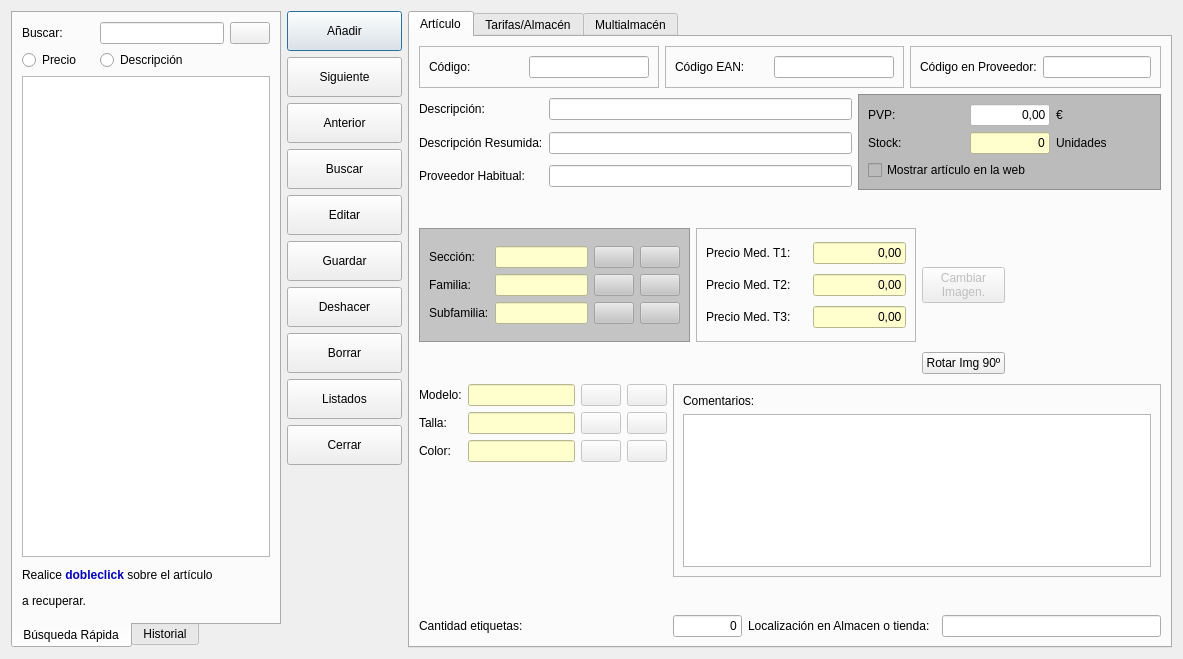
Qt form frmarticulos.ui (arcnexus/RedFoX) before a commit.
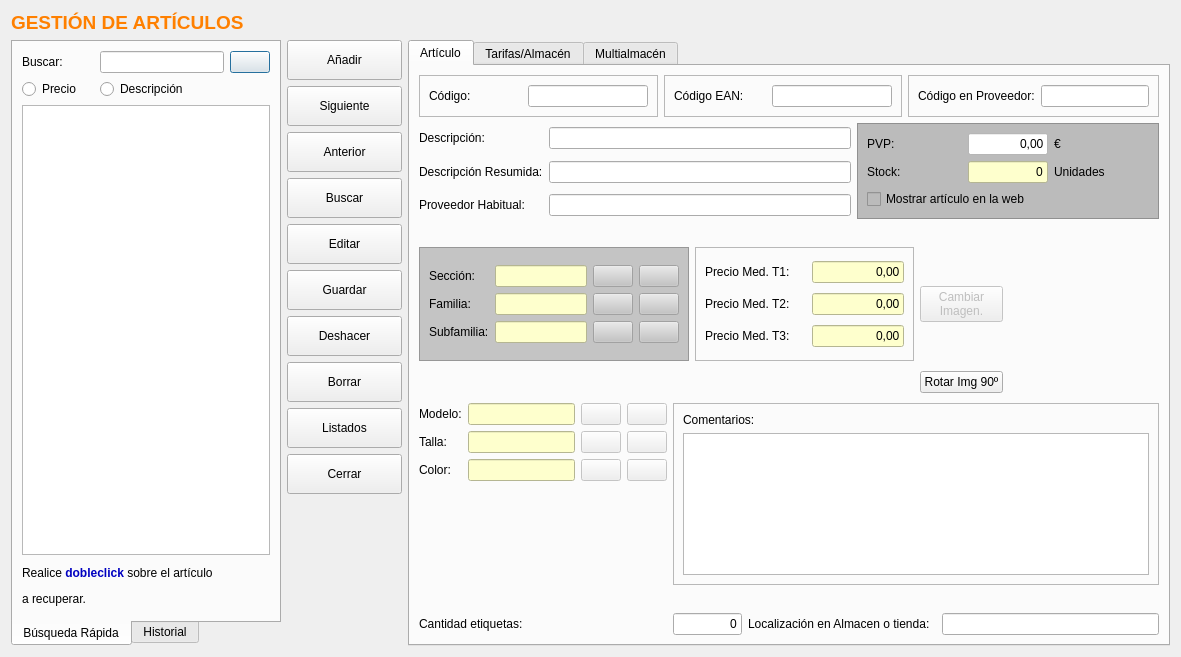
The same form after that commit. Icons and pictures are not drawn.

What changed in the file:
```diff
--- a/frmarticulos.ui
+++ b/frmarticulos.ui
@@ -6,15 +6,118 @@
    <rect>
     <x>0</x>
     <y>0</y>
-    <width>1183</width>
-    <height>659</height>
+    <width>1181</width>
+    <height>657</height>
    </rect>
   </property>
   <property name="windowTitle">
    <string>Gestión de Artículos</string>
   </property>
   <layout class="QGridLayout" name="gridLayout_15">
+   <item row="1" column="0">
+    <widget class="QTabWidget" name="tabWidget">
+     <property name="minimumSize">
+      <size>
+       <width>270</width>
+       <height>0</height>
+      </size>
+     </property>
+     <property name="maximumSize">
+      <size>
+       <width>270</width>
+       <height>16777215</height>
+      </size>
+     </property>
+     <property name="tabPosition">
+      <enum>QTabWidget::South</enum>
+     </property>
+     <property name="currentIndex">
+      <number>0</number>
+     </property>
+     <widget class="QWidget" name="tab">
+      <attribute name="icon">
+       <iconset resource="terra.qrc">
+        <normaloff>:/Icons/PNG/search.png</normaloff>:/Icons/PNG/search.png</iconset>
+      </attribute>
+      <attribute name="title">
+       <string>Búsqueda Rápida</string>
+      </attribute>
+      <layout class="QGridLayout" name="gridLayout_19">
+       <item row="0" column="0">
+        <widget class="QLabel" name="label">
+         <property name="text">
+          <string>Buscar:</string>
+         </property>
+        </widget>
+       </item>
+       <item row="2" column="0" colspan="3">
+        <widget class="QTableView" name="TablaBuscarArt"/>
+       </item>
+       <item row="1" column="0">
+        <widget class="QRadioButton" name="radPrecio">
+         <property name="minimumSize">
+          <size>
+           <width>72</width>
+           <height>0</height>
+          </size>
+         </property>
+         <property name="text">
+          <string>Precio</string>
+         </property>
+        </widget>
+       </item>
+       <item row="0" column="2">
+        <widget class="QPushButton" name="botBuscarArtRapido">
+         <property name="icon">
+          <iconset resource="terra.qrc">
+           <normaloff>:/Icons/PNG/search.png</normaloff>:/Icons/PNG/search.png</iconset>
+         </property>
+        </widget>
+       </item>
    <item row="0" column="1">
+        <widget class="QLineEdit" name="txtBuscarArticulo"/>
+       </item>
+       <item row="1" column="1">
+        <widget class="QRadioButton" name="radDescripcion">
+         <property name="minimumSize">
+          <size>
+           <width>100</width>
+           <height>0</height>
+          </size>
+         </property>
+         <property name="text">
+          <string>Descripción</string>
+         </property>
+        </widget>
+       </item>
+       <item row="3" column="0" colspan="2">
+        <widget class="QLabel" name="lblMensajeRecuperar">
+         <property name="minimumSize">
+          <size>
+           <width>250</width>
+           <height>50</height>
+          </size>
+         </property>
+         <property name="text">
+          <string>&lt;html&gt;&lt;head/&gt;&lt;body&gt;&lt;p&gt;Realice&lt;span style=&quot; font-weight:600; color:#0000c0;&quot;&gt; dobleclick&lt;/span&gt; sobre el artículo&lt;/p&gt;&lt;p&gt;a recuperar.&lt;/p&gt;&lt;/body&gt;&lt;/html&gt;</string>
+         </property>
+        </widget>
+       </item>
+      </layout>
+     </widget>
+     <widget class="QWidget" name="tab_2">
+      <attribute name="title">
+       <string>Historial</string>
+      </attribute>
+      <layout class="QVBoxLayout" name="verticalLayout_2">
+       <item>
+        <widget class="QTableView" name="tableView"/>
+       </item>
+      </layout>
+     </widget>
+    </widget>
+   </item>
+   <item row="1" column="1">
     <layout class="QVBoxLayout" name="verticalLayout">
      <item>
       <widget class="QPushButton" name="botAnadir">
@@ -255,110 +358,7 @@
      </item>
     </layout>
    </item>
-   <item row="0" column="0">
-    <widget class="QTabWidget" name="tabWidget">
-     <property name="minimumSize">
-      <size>
-       <width>270</width>
-       <height>0</height>
-      </size>
-     </property>
-     <property name="maximumSize">
-      <size>
-       <width>270</width>
-       <height>16777215</height>
-      </size>
-     </property>
-     <property name="tabPosition">
-      <enum>QTabWidget::South</enum>
-     </property>
-     <property name="currentIndex">
-      <number>0</number>
-     </property>
-     <widget class="QWidget" name="tab">
-      <attribute name="icon">
-       <iconset resource="terra.qrc">
-        <normaloff>:/Icons/PNG/search.png</normaloff>:/Icons/PNG/search.png</iconset>
-      </attribute>
-      <attribute name="title">
-       <string>Búsqueda Rápida</string>
-      </attribute>
-      <layout class="QGridLayout" name="gridLayout_19">
-       <item row="0" column="0">
-        <widget class="QLabel" name="label">
-         <property name="text">
-          <string>Buscar:</string>
-         </property>
-        </widget>
-       </item>
-       <item row="2" column="0" colspan="3">
-        <widget class="QTableView" name="TablaBuscarArt"/>
-       </item>
-       <item row="1" column="0">
-        <widget class="QRadioButton" name="radPrecio">
-         <property name="minimumSize">
-          <size>
-           <width>72</width>
-           <height>0</height>
-          </size>
-         </property>
-         <property name="text">
-          <string>Precio</string>
-         </property>
-        </widget>
-       </item>
-       <item row="0" column="2">
-        <widget class="QPushButton" name="botBuscarArtRapido">
-         <property name="icon">
-          <iconset resource="terra.qrc">
-           <normaloff>:/Icons/PNG/search.png</normaloff>:/Icons/PNG/search.png</iconset>
-         </property>
-        </widget>
-       </item>
-       <item row="0" column="1">
-        <widget class="QLineEdit" name="txtBuscarArticulo"/>
-       </item>
-       <item row="1" column="1">
-        <widget class="QRadioButton" name="radDescripcion">
-         <property name="minimumSize">
-          <size>
-           <width>100</width>
-           <height>0</height>
-          </size>
-         </property>
-         <property name="text">
-          <string>Descripción</string>
-         </property>
-        </widget>
-       </item>
-       <item row="3" column="0" colspan="2">
-        <widget class="QLabel" name="lblMensajeRecuperar">
-         <property name="minimumSize">
-          <size>
-           <width>250</width>
-           <height>50</height>
-          </size>
-         </property>
-         <property name="text">
-          <string>&lt;html&gt;&lt;head/&gt;&lt;body&gt;&lt;p&gt;Realice&lt;span style=&quot; font-weight:600; color:#0000c0;&quot;&gt; dobleclick&lt;/span&gt; sobre el artículo&lt;/p&gt;&lt;p&gt;a recuperar.&lt;/p&gt;&lt;/body&gt;&lt;/html&gt;</string>
-         </property>
-        </widget>
-       </item>
-      </layout>
-     </widget>
-     <widget class="QWidget" name="tab_2">
-      <attribute name="title">
-       <string>Historial</string>
-      </attribute>
-      <layout class="QVBoxLayout" name="verticalLayout_2">
-       <item>
-        <widget class="QTableView" name="tableView"/>
-       </item>
-      </layout>
-     </widget>
-    </widget>
-   </item>
-   <item row="0" column="2">
+   <item row="1" column="2">
     <widget class="QTabWidget" name="tabWidget_2">
      <property name="currentIndex">
       <number>0</number>
@@ -1983,6 +1983,13 @@
      </widget>
     </widget>
    </item>
+   <item row="0" column="0">
+    <widget class="QLabel" name="label_5">
+     <property name="text">
+      <string>&lt;html&gt;&lt;head/&gt;&lt;body&gt;&lt;p&gt;&lt;span style=&quot; font-size:14pt; font-weight:600; color:#ff8000;&quot;&gt;GESTIÓN DE ARTÍCULOS&lt;/span&gt;&lt;/p&gt;&lt;/body&gt;&lt;/html&gt;</string>
+     </property>
+    </widget>
+   </item>
   </layout>
  </widget>
  <tabstops>
```
Lines whose indentation alone changed are shown as unchanged.
